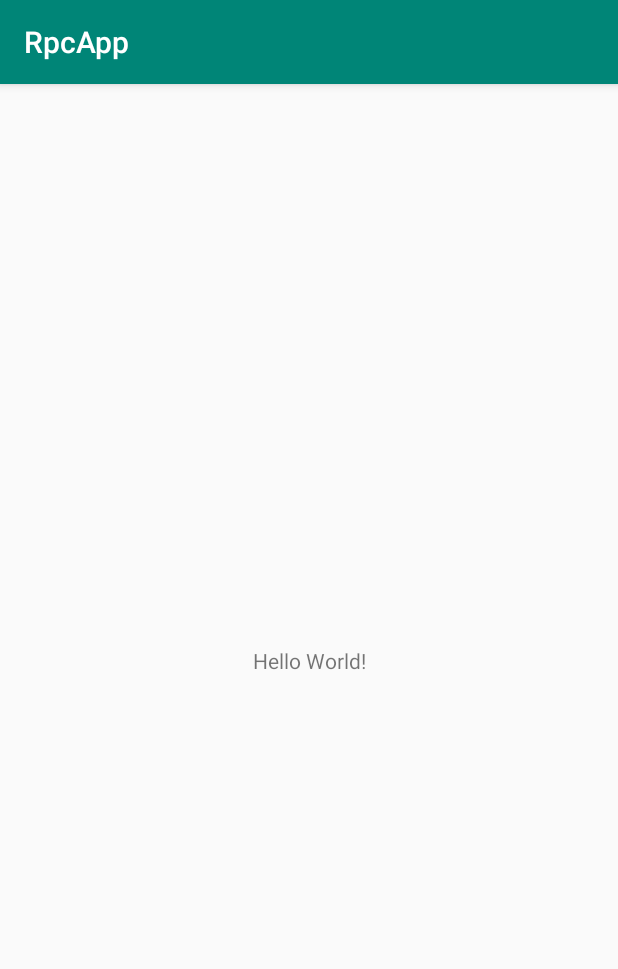
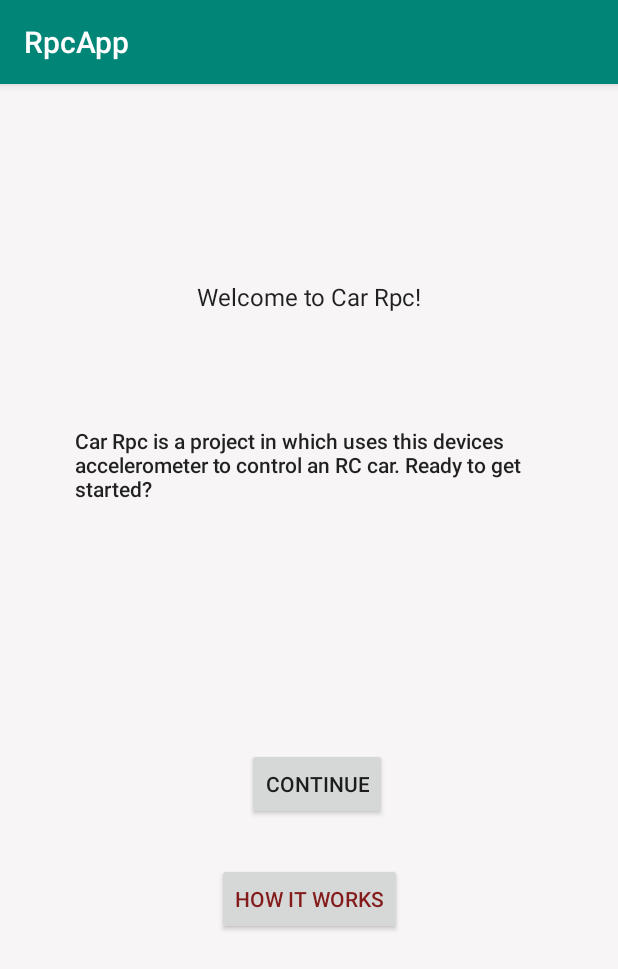
Before and after one commit to adiprerepa/Car-Rpc, an Android app: the screen it shows after launch (MainActivity), on a phone screen of 412 x 824 dp. Shown: the top 969 px of the screen. Run offline under Robolectric (Android 15) with nearby library versions, the phone set to English and light mode, and no system bars.

Commit message:
Restructure App

```diff
--- a/RpcApp/app/src/main/java/com/car_rpc/app/MainActivity.kt
+++ b/RpcApp/app/src/main/java/com/car_rpc/app/MainActivity.kt
@@ -1,12 +1,23 @@
 package com.car_rpc.app
 
+import android.content.Intent
 import androidx.appcompat.app.AppCompatActivity
 import android.os.Bundle
+import android.widget.Button
 
 class MainActivity : AppCompatActivity() {
 
     override fun onCreate(savedInstanceState: Bundle?) {
         super.onCreate(savedInstanceState)
         setContentView(R.layout.activity_main)
+        val nextButton = findViewById<Button>(R.id.button)
+        nextButton.setOnClickListener {
+            serverInformationScreenRelay()
+        }
+    }
+
+    fun serverInformationScreenRelay() {
+        val intent = Intent(this, ServerInformationActivity::class.java)
+        startActivity(intent)
     }
 }
--- /dev/null
+++ b/RpcApp/app/src/main/java/com/car_rpc/app/api/PlatformInteractor.kt
@@ -0,0 +1,5 @@
+package com.car_rpc.app.api
+
+class PlatformInteractor {
+
+}
--- a/RpcApp/app/src/main/res/layout/activity_main.xml
+++ b/RpcApp/app/src/main/res/layout/activity_main.xml
@@ -1,19 +1,85 @@
 <?xml version="1.0" encoding="utf-8"?>
-<androidx.constraintlayout.widget.ConstraintLayout
-    xmlns:android="http://schemas.android.com/apk/res/android"
+<androidx.constraintlayout.widget.ConstraintLayout xmlns:android="http://schemas.android.com/apk/res/android"
+    xmlns:app="http://schemas.android.com/apk/res-auto"
     xmlns:tools="http://schemas.android.com/tools"
-    xmlns:app="http://schemas.android.com/apk/res-auto"
+    android:id="@+id/R.id.welcome"
     android:layout_width="match_parent"
     android:layout_height="match_parent"
+    android:background="#F7F5F5"
+    android:maxWidth="1000dp"
+    android:maxHeight="1000dp"
+    android:minWidth="50dp"
+    android:minHeight="50dp"
+    android:visibility="visible"
     tools:context=".MainActivity">
 
     <TextView
+        style="@android:style/Widget.DeviceDefault.Light.TextView.SpinnerItem"
         android:layout_width="wrap_content"
         android:layout_height="wrap_content"
-        android:text="Hello World!"
+        android:background="#00F17979"
+        android:text="@string/welcome_text"
+        app:autoSizeMaxTextSize="200dp"
+        app:autoSizeMinTextSize="50dp"
+        app:autoSizeTextType="none"
         app:layout_constraintBottom_toBottomOf="parent"
         app:layout_constraintLeft_toLeftOf="parent"
         app:layout_constraintRight_toRightOf="parent"
+        app:layout_constraintTop_toTopOf="parent"
+        app:layout_constraintVertical_bias="0.175" />
+
+    <Button
+        android:id="@+id/button"
+        android:layout_width="wrap_content"
+        android:layout_height="wrap_content"
+        android:layout_marginStart="166dp"
+        android:layout_marginLeft="166dp"
+        android:layout_marginEnd="154dp"
+        android:layout_marginRight="154dp"
+        android:layout_marginBottom="300dp"
+        android:text="@string/continue_butt"
+        app:layout_constraintBottom_toBottomOf="parent"
+        app:layout_constraintEnd_toEndOf="parent"
+        app:layout_constraintHorizontal_bias="1.0"
+        app:layout_constraintStart_toStartOf="parent"
+        app:layout_constraintTop_toBottomOf="@+id/textView" />
+
+    <TextView
+        android:id="@+id/textView"
+        android:layout_width="wrap_content"
+        android:layout_height="wrap_content"
+        android:layout_marginStart="100dp"
+        android:layout_marginLeft="100dp"
+        android:layout_marginTop="200dp"
+        android:layout_marginEnd="100dp"
+        android:layout_marginRight="100dp"
+        android:layout_marginBottom="113dp"
+        android:paddingLeft="50dp"
+        android:paddingTop="50dp"
+        android:paddingRight="50dp"
+        android:paddingBottom="50dp"
+        android:text="@string/get_started"
+        android:textAppearance="@style/TextAppearance.AppCompat.Body2"
+        app:layout_constraintBottom_toTopOf="@+id/button"
+        app:layout_constraintEnd_toEndOf="parent"
+        app:layout_constraintStart_toStartOf="parent"
         app:layout_constraintTop_toTopOf="parent" />
 
+    <Button
+        android:id="@+id/how_it_works"
+        android:layout_width="wrap_content"
+        android:layout_height="wrap_content"
+        android:layout_marginStart="144dp"
+        android:layout_marginLeft="144dp"
+        android:layout_marginTop="26dp"
+        android:layout_marginEnd="144dp"
+        android:layout_marginRight="144dp"
+        android:layout_marginBottom="198dp"
+        android:text="@string/how_it_works"
+        android:textColor="#831B1B"
+        app:layout_constraintBottom_toBottomOf="parent"
+        app:layout_constraintEnd_toEndOf="parent"
+        app:layout_constraintStart_toStartOf="parent"
+        app:layout_constraintTop_toBottomOf="@+id/button" />
+
 </androidx.constraintlayout.widget.ConstraintLayout>
--- a/RpcApp/app/src/main/res/mipmap-anydpi-v26/ic_launcher.xml
+++ b/RpcApp/app/src/main/res/mipmap-anydpi-v26/ic_launcher.xml
@@ -1,5 +1,5 @@
 <?xml version="1.0" encoding="utf-8"?>
 <adaptive-icon xmlns:android="http://schemas.android.com/apk/res/android">
-    <background android:drawable="@drawable/ic_launcher_background"/>
-    <foreground android:drawable="@drawable/ic_launcher_foreground"/>
+    <background android:drawable="@drawable/ic_launcher_background" />
+    <foreground android:drawable="@drawable/ic_launcher_foreground" />
 </adaptive-icon>
--- a/RpcApp/app/src/main/res/mipmap-anydpi-v26/ic_launcher_round.xml
+++ b/RpcApp/app/src/main/res/mipmap-anydpi-v26/ic_launcher_round.xml
@@ -1,5 +1,5 @@
 <?xml version="1.0" encoding="utf-8"?>
 <adaptive-icon xmlns:android="http://schemas.android.com/apk/res/android">
-    <background android:drawable="@drawable/ic_launcher_background"/>
-    <foreground android:drawable="@drawable/ic_launcher_foreground"/>
+    <background android:drawable="@drawable/ic_launcher_background" />
+    <foreground android:drawable="@drawable/ic_launcher_foreground" />
 </adaptive-icon>
--- a/RpcApp/app/src/main/res/values/strings.xml
+++ b/RpcApp/app/src/main/res/values/strings.xml
@@ -1,3 +1,11 @@
 <resources>
     <string name="app_name">RpcApp</string>
+    <string name="get_started">Car Rpc is a project in which uses this devices accelerometer to control an RC car. Ready to get started?</string>
+    <string name="continue_butt">Continue</string>
+    <string name="welcome_text">Welcome to Car Rpc!</string>
+    <string name="enter_addr">Please Enter the Esp8266\'s IP Address and Port.</string>
+    <string name="port">Port</string>
+    <string name="how_it_works">How it works</string>
+    <string name="ip_address">IP Address</string>
+    <string name="host">host</string>
 </resources>
--- a/RpcApp/build.gradle
+++ b/RpcApp/build.gradle
@@ -5,11 +5,13 @@ buildscript {
     repositories {
         google()
         jcenter()
+        mavenCentral()
 
     }
     dependencies {
         classpath 'com.android.tools.build:gradle:3.5.0'
         classpath "org.jetbrains.kotlin:kotlin-gradle-plugin:$kotlin_version"
+        classpath 'com.google.protobuf:protobuf-gradle-plugin:0.8.10'
         // NOTE: Do not place your application dependencies here; they belong
         // in the individual module build.gradle files
     }
--- a/RpcApp/gradle.properties
+++ b/RpcApp/gradle.properties
@@ -1,27 +1,21 @@
 # Project-wide Gradle settings.
-
 # IDE (e.g. Android Studio) users:
 # Gradle settings configured through the IDE *will override*
 # any settings specified in this file.
-
 # For more details on how to configure your build environment visit
 # http://www.gradle.org/docs/current/userguide/build_environment.html
-
 # Specifies the JVM arguments used for the daemon process.
 # The setting is particularly useful for tweaking memory settings.
 org.gradle.jvmargs=-Xmx1536m
-
 # When configured, Gradle will run in incubating parallel mode.
 # This option should only be used with decoupled projects. More details, visit
 # http://www.gradle.org/docs/current/userguide/multi_project_builds.html#sec:decoupled_projects
 # org.gradle.parallel=true
-
 # AndroidX package structure to make it clearer which packages are bundled with the
 # Android operating system, and which are packaged with your app's APK
 # https://developer.android.com/topic/libraries/support-library/androidx-rn
 android.useAndroidX=true
 # Automatically convert third-party libraries to use AndroidX
 android.enableJetifier=true
-
 # Kotlin code style for this project: "official" or "obsolete":
 kotlin.code.style=official
```
Also changed, not shown: RpcApp/app/build.gradle (+14 -0 lines), RpcApp/app/src/main/AndroidManifest.xml (+9 -3 lines), RpcApp/app/src/main/java/com/car_rpc/app/ServerInformationActivity.kt (added, +13 -0 lines), RpcApp/app/src/main/java/com/car_rpc/app/root/Interactor.kt (added, +8 -0 lines), RpcApp/app/src/main/res/drawable-v24/ic_launcher_foreground.xml (+6 -6 lines), RpcApp/app/src/main/res/drawable/ic_launcher_background.xml (+166 -70 lines), RpcApp/app/src/main/res/layout-v26/server_info_main.xml (added, +64 -0 lines), RpcApp/app/src/main/res/layout/server_info_main.xml (added, +69 -0 lines), 2 other files.
